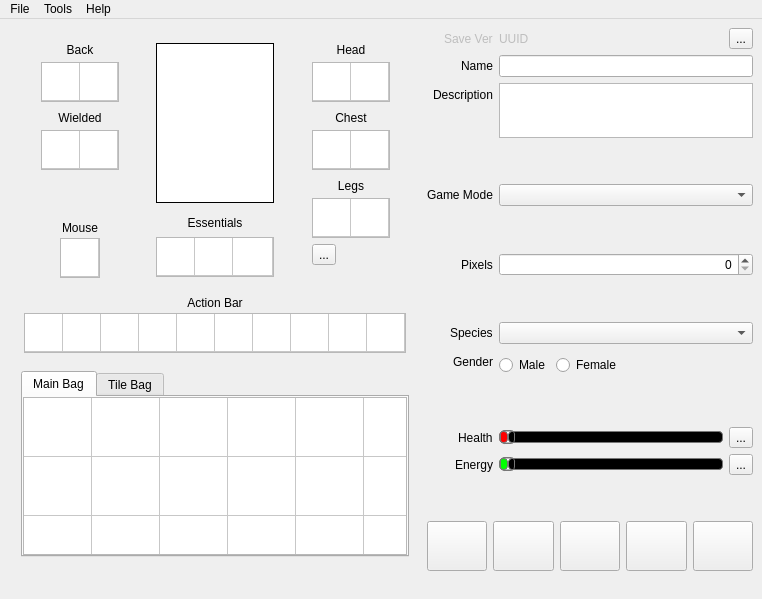
Old version of the form starcheat/templates/MainWindow.ui in the repository wizzomafizzo/starcheat.
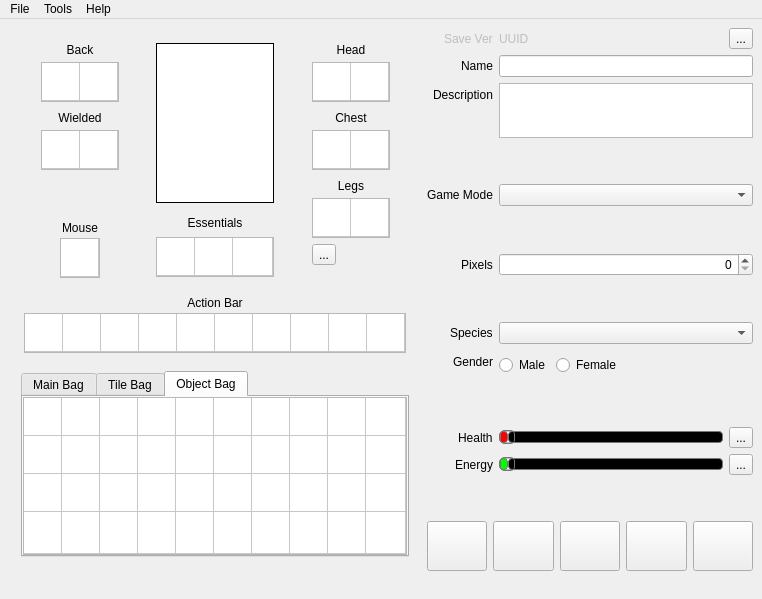
New version of the form. The open tabs and pages were chosen to show the change. Icons and pictures are not drawn.

Commit message: Added support for object bag, closes #212

Diff of the .ui file:
```diff
--- a/starcheat/templates/MainWindow.ui
+++ b/starcheat/templates/MainWindow.ui
@@ -1617,6 +1617,176 @@
             </item>
            </layout>
           </widget>
+          <widget class="QWidget" name="tab_4">
+           <attribute name="title">
+            <string>Object Bag</string>
+           </attribute>
+           <layout class="QGridLayout" name="gridLayout_4">
+            <property name="leftMargin">
+             <number>0</number>
+            </property>
+            <property name="topMargin">
+             <number>0</number>
+            </property>
+            <property name="rightMargin">
+             <number>0</number>
+            </property>
+            <property name="bottomMargin">
+             <number>0</number>
+            </property>
+            <item row="0" column="0">
+             <widget class="QTableWidget" name="object_bag">
+              <property name="font">
+               <font>
+                <pointsize>7</pointsize>
+               </font>
+              </property>
+              <property name="acceptDrops">
+               <bool>true</bool>
+              </property>
+              <property name="styleSheet">
+               <string notr="true">selection-background-color: white;</string>
+              </property>
+              <property name="verticalScrollBarPolicy">
+               <enum>Qt::ScrollBarAlwaysOff</enum>
+              </property>
+              <property name="horizontalScrollBarPolicy">
+               <enum>Qt::ScrollBarAlwaysOff</enum>
+              </property>
+              <property name="autoScroll">
+               <bool>false</bool>
+              </property>
+              <property name="editTriggers">
+               <set>QAbstractItemView::NoEditTriggers</set>
+              </property>
+              <property name="tabKeyNavigation">
+               <bool>false</bool>
+              </property>
+              <property name="dragEnabled">
+               <bool>true</bool>
+              </property>
+              <property name="dragDropOverwriteMode">
+               <bool>false</bool>
+              </property>
+              <property name="dragDropMode">
+               <enum>QAbstractItemView::DragDrop</enum>
+              </property>
+              <property name="defaultDropAction">
+               <enum>Qt::MoveAction</enum>
+              </property>
+              <property name="selectionMode">
+               <enum>QAbstractItemView::SingleSelection</enum>
+              </property>
+              <property name="iconSize">
+               <size>
+                <width>32</width>
+                <height>32</height>
+               </size>
+              </property>
+              <property name="cornerButtonEnabled">
+               <bool>false</bool>
+              </property>
+              <property name="columnCount">
+               <number>10</number>
+              </property>
+              <attribute name="horizontalHeaderVisible">
+               <bool>false</bool>
+              </attribute>
+              <attribute name="horizontalHeaderDefaultSectionSize">
+               <number>38</number>
+              </attribute>
+              <attribute name="horizontalHeaderMinimumSectionSize">
+               <number>38</number>
+              </attribute>
+              <attribute name="horizontalHeaderStretchLastSection">
+               <bool>true</bool>
+              </attribute>
+              <attribute name="verticalHeaderVisible">
+               <bool>false</bool>
+              </attribute>
+              <attribute name="verticalHeaderDefaultSectionSize">
+               <number>38</number>
+              </attribute>
+              <attribute name="verticalHeaderMinimumSectionSize">
+               <number>38</number>
+              </attribute>
+              <attribute name="verticalHeaderStretchLastSection">
+               <bool>true</bool>
+              </attribute>
+              <row>
+               <property name="text">
+                <string>1</string>
+               </property>
+              </row>
+              <row>
+               <property name="text">
+                <string>2</string>
+               </property>
+              </row>
+              <row>
+               <property name="text">
+                <string>3</string>
+               </property>
+              </row>
+              <row>
+               <property name="text">
+                <string>4</string>
+               </property>
+              </row>
+              <column>
+               <property name="text">
+                <string>1</string>
+               </property>
+              </column>
+              <column>
+               <property name="text">
+                <string>2</string>
+               </property>
+              </column>
+              <column>
+               <property name="text">
+                <string>3</string>
+               </property>
+              </column>
+              <column>
+               <property name="text">
+                <string>4</string>
+               </property>
+              </column>
+              <column>
+               <property name="text">
+                <string>5</string>
+               </property>
+              </column>
+              <column>
+               <property name="text">
+                <string>6</string>
+               </property>
+              </column>
+              <column>
+               <property name="text">
+                <string>7</string>
+               </property>
+              </column>
+              <column>
+               <property name="text">
+                <string>8</string>
+               </property>
+              </column>
+              <column>
+               <property name="text">
+                <string>9</string>
+               </property>
+              </column>
+              <column>
+               <property name="text">
+                <string>10</string>
+               </property>
+              </column>
+             </widget>
+            </item>
+           </layout>
+          </widget>
          </widget>
         </item>
         <item>
```
Left out of the diff: 1 changed line with no effect on the pictures. The commit also changes 2 other files.
